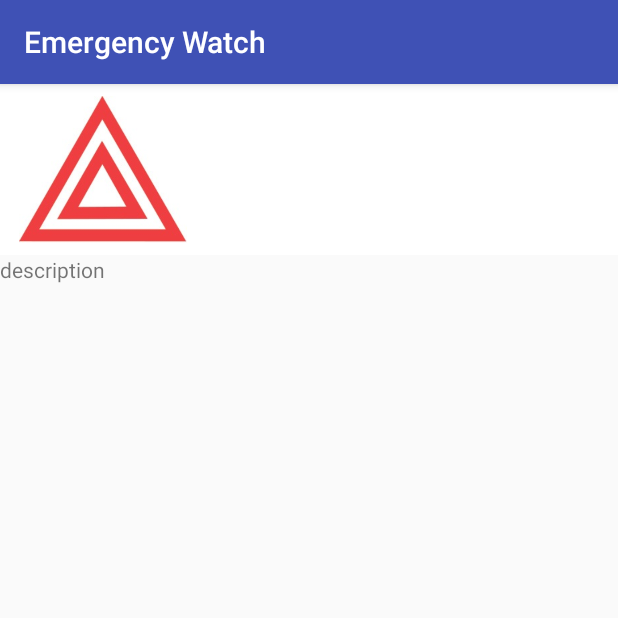
After one commit to aidanr002/Emergency-Watch, an Android app: the DescriptionActivity screen opened directly, with no data from a screen before it, on a phone screen of 412 x 824 dp, the top half of it. The commit adds this screen. Run offline under Robolectric (Android 15) with nearby library versions, the phone set to English and light mode, and no system bars; network calls fail.

Commit message:
Add description activity
Adds a description page that can be accessed by clicking on the recyclerview item. The description field is not yet included.

YET TO BE ADDED.

```diff
--- /dev/null
+++ b/EmergencyWatch/app/src/main/java/com/cycloneproductions/aidan/emergencywatch/DescriptionActivity.java
@@ -0,0 +1,32 @@
+package com.cycloneproductions.aidan.emergencywatch;
+
+import android.content.Intent;
+import android.support.v7.app.AppCompatActivity;
+import android.os.Bundle;
+import android.widget.TextView;
+
+import static com.cycloneproductions.aidan.emergencywatch.HomeActivity.EXTRA_EVENT;
+import static com.cycloneproductions.aidan.emergencywatch.HomeActivity.EXTRA_LOCATION;
+import static com.cycloneproductions.aidan.emergencywatch.HomeActivity.EXTRA_TIME;
+
+public class DescriptionActivity extends AppCompatActivity {
+
+    @Override
+    protected void onCreate(Bundle savedInstanceState) {
+        super.onCreate(savedInstanceState);
+        setContentView(R.layout.activity_description);
+
+        Intent intent = getIntent();
+        String event = intent.getStringExtra(EXTRA_EVENT);
+        String location = intent.getStringExtra(EXTRA_LOCATION);
+        String time = intent.getStringExtra(EXTRA_TIME);
+
+        TextView textViewEvent = findViewById(R.id.text_view_event_description);
+        TextView textViewLocation = findViewById(R.id.text_view_location_description);
+        TextView textViewTime = findViewById(R.id.text_view_time_description);
+
+        textViewEvent.setText(event);
+        textViewLocation.setText(location);
+        textViewTime.setText(time);
+    }
+}
--- /dev/null
+++ b/EmergencyWatch/app/src/main/res/layout/activity_description.xml
@@ -0,0 +1,57 @@
+<?xml version="1.0" encoding="utf-8"?>
+<LinearLayout xmlns:android="http://schemas.android.com/apk/res/android"
+    android:layout_width="match_parent"
+    android:layout_height="wrap_content"
+    android:orientation="vertical">
+    <LinearLayout
+        android:layout_width="match_parent"
+        android:layout_height="wrap_content"
+        android:background="#ffffff"
+        android:orientation="horizontal">
+
+        <ImageView
+            android:id="@+id/image_view_description"
+            android:layout_width="0dp"
+            android:layout_height="match_parent"
+            android:layout_gravity="left"
+            android:layout_weight="2"
+            android:padding="8dp"
+            android:scaleType="fitCenter"
+            android:src="@drawable/triangle" />
+
+        <LinearLayout
+            android:layout_width="0dp"
+            android:layout_height="wrap_content"
+            android:layout_weight="4"
+            android:orientation="vertical"
+            android:padding="8dp">
+
+            <TextView
+                android:id="@+id/text_view_event_description"
+                android:layout_width="match_parent"
+                android:layout_height="wrap_content"
+                android:text="heading"
+                android:textSize="32sp" />
+
+            <TextView
+                android:id="@+id/text_view_location_description"
+                android:layout_width="match_parent"
+                android:layout_height="wrap_content"
+                android:text="location"
+                android:textSize="24sp" />
+
+            <TextView
+                android:id="@+id/text_view_time_description"
+                android:layout_width="match_parent"
+                android:layout_height="wrap_content"
+                android:text="time"
+                android:textSize="16sp" />
+        </LinearLayout>
+    </LinearLayout>
+
+    <TextView
+        android:id="@+id/text_view_desciption_description"
+        android:layout_width="match_parent"
+        android:layout_height="wrap_content"
+        android:text="description" />
+</LinearLayout>
```
Also changed, not shown: EmergencyWatch/app/src/main/AndroidManifest.xml (+11 -10 lines), EmergencyWatch/app/src/main/java/com/cycloneproductions/aidan/emergencywatch/EventAdapter.java (+25 -4 lines), EmergencyWatch/app/src/main/java/com/cycloneproductions/aidan/emergencywatch/HomeActivity.java (+17 -1 lines), EmergencyWatch/app/src/main/res/layout/event_item.xml (+21 -17 lines).
